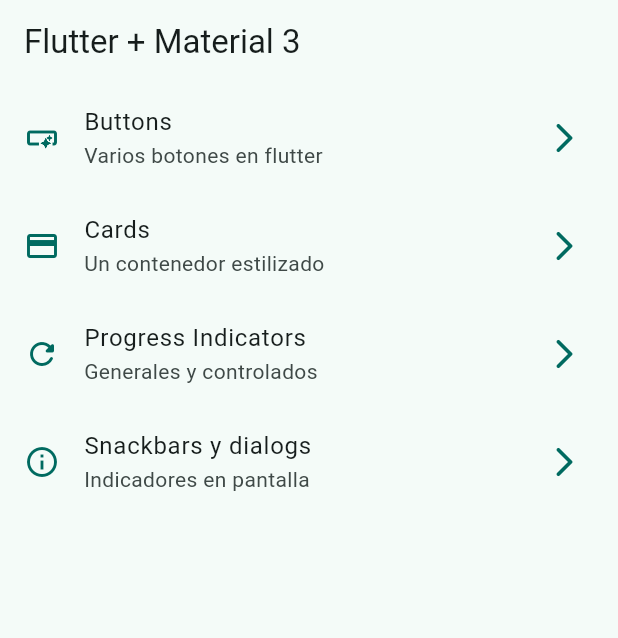
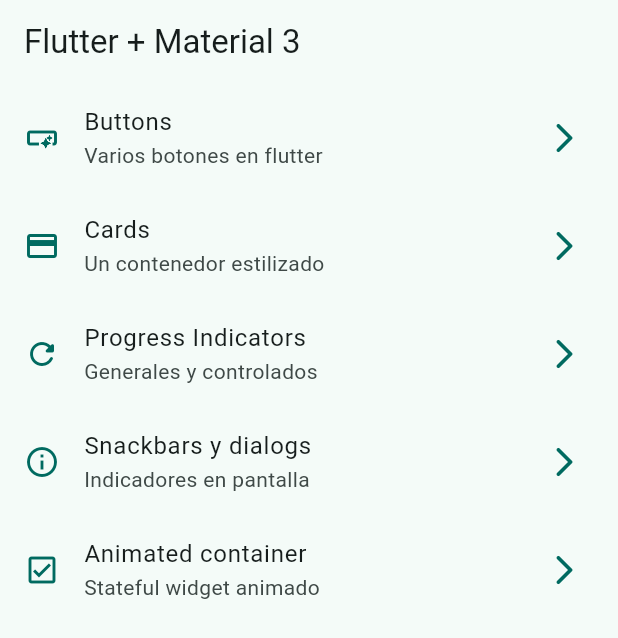
Before and after one commit to pierre-juarez/widgets_app, a Flutter app: the screen it shows after launch, on a phone screen of 412 x 824 dp. Shown: the top 638 px of the screen. Run offline on Flutter 3.47's test engine with Material 3 defaults, Android fonts, the phone set to English and light mode, and no system bars; our stand-ins replace go_router.

Commit message:
[add] - Animated container

```diff
--- a/lib/config/menu/menu_items.dart
+++ b/lib/config/menu/menu_items.dart
@@ -39,4 +39,10 @@ const appMenuItems = <MenuItem>[
     link: '/snackbars',
     icon: Icons.info_outline,
   ),
+  MenuItem(
+    title: 'Animated container',
+    subTitle: 'Stateful widget animado',
+    link: '/animated',
+    icon: Icons.check_box_outlined,
+  ),
 ];
--- a/lib/config/router/app_router.dart
+++ b/lib/config/router/app_router.dart
@@ -29,5 +29,10 @@ final GoRouter appRouter = GoRouter(
       name: SnackbarScreen.name,
       builder: (context, state) => const SnackbarScreen(),
     ),
+    GoRoute(
+      path: '/animated',
+      name: AnimatedScreen.name,
+      builder: (context, state) => const AnimatedScreen(),
+    ),
   ],
 );
```
Also changed, not shown: lib/presentation/screens/animated/animated_screen.dart (+44 -2 lines).
